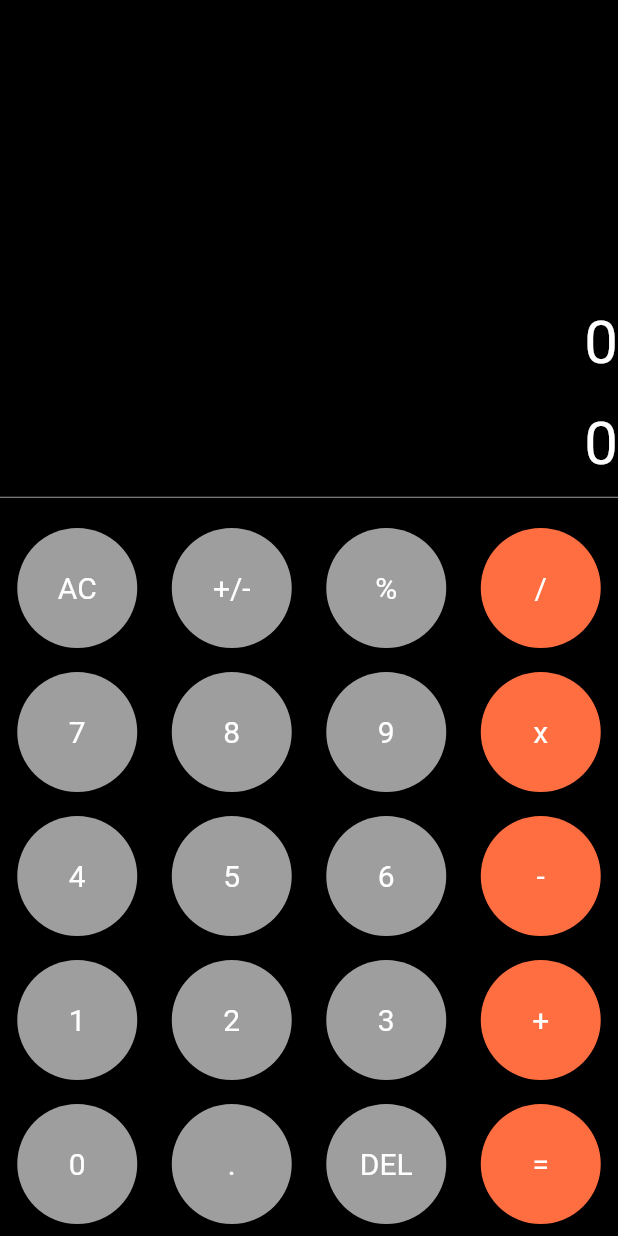
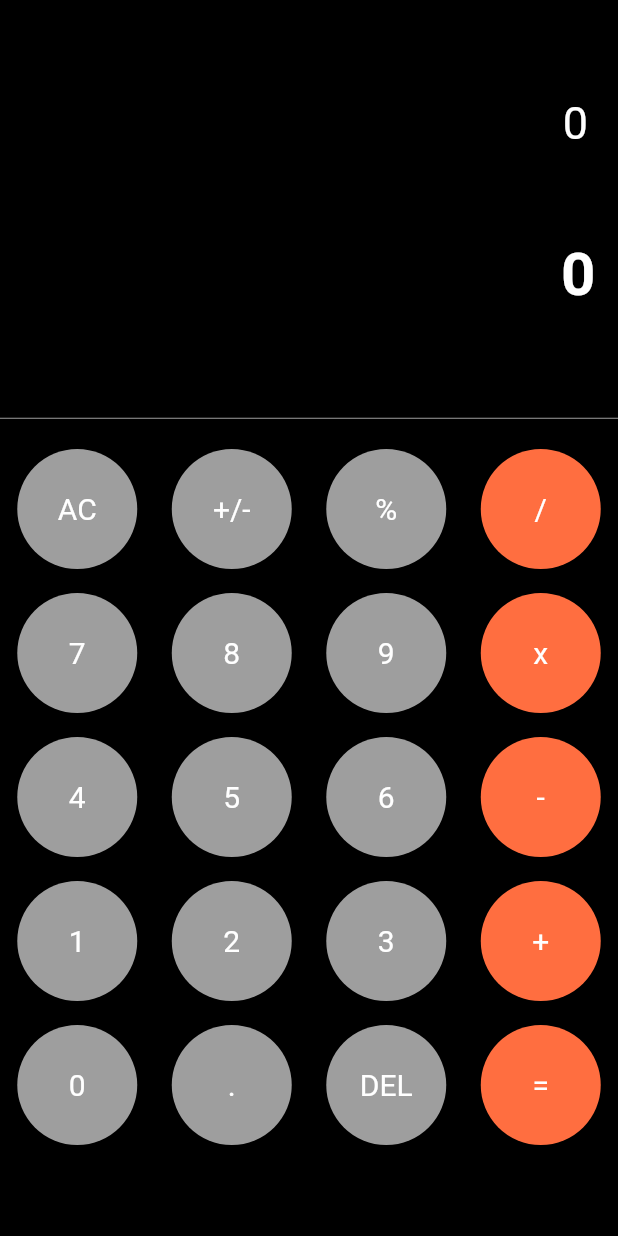
Before and after one commit to shafi21064/Calculator_App, a Flutter app: the screen it shows after launch, on a phone screen of 412 x 824 dp. Run offline on Flutter 3.47's test engine with Material 2 defaults, Android fonts, the phone set to English and light mode, and no system bars.

Commit message:
ui design complete

```diff
--- a/lib/components/upper_part.dart
+++ b/lib/components/upper_part.dart
@@ -1,28 +1,21 @@
-import 'package:flutter/material.dart';
-
-import '../constant.dart';
-
-class UpperPart extends StatelessWidget {
-  const UpperPart({Key? key}) : super(key: key);
-
-  @override
-  Widget build(BuildContext context) {
-    return Expanded(
-      flex: 1,
-      child: Row(
-        mainAxisAlignment: MainAxisAlignment.end,
-        children: [
-          const  Column(
-            crossAxisAlignment: CrossAxisAlignment.end,
-            mainAxisAlignment: MainAxisAlignment.end,
-            children: [
-              Text('0', style: TextStyle( color: textColor, fontSize: 40),),
-              SizedBox(height: 20,),
-              Text('0', style: TextStyle( color: textColor, fontSize: 40),)
-            ],
-          ),
-        ],
-      ),
-    );
-  }
-}
+// import 'package:flutter/material.dart';
+//
+// import '../constant.dart';
+//
+// class UpperPart extends StatelessWidget {
+//   final String userInput;
+//   final String result;
+//   const UpperPart({Key? key, required this.userInput, required this.result}) : super(key: key);
+//
+//   @override
+//   Widget build(BuildContext context) {
+//     return Expanded(
+//       child: Row(
+//         mainAxisAlignment: MainAxisAlignment.end,
+//         children: [
+//
+//         ],
+//       ),
+//     );
+//   }
+// }
--- a/lib/home_screen.dart
+++ b/lib/home_screen.dart
@@ -1,5 +1,5 @@
+
 import 'package:calculator_app/components/buttons.dart';
-import 'package:calculator_app/components/upper_part.dart';
 import 'package:calculator_app/constant.dart';
 import 'package:flutter/material.dart';
 
@@ -11,6 +11,10 @@ class HomeScreen extends StatefulWidget {
 }
 
 class _HomeScreenState extends State<HomeScreen> {
+
+
+  var userInput = '0';
+  var answer = '0';
   @override
   Widget build(BuildContext context) {
     return Scaffold(
@@ -18,66 +22,176 @@ class _HomeScreenState extends State<HomeScreen> {
       body: SafeArea(
           child: Column(
             children: [
-             const UpperPart(),
-              const Divider(height: 25, color: greyButtonColor,),
-              Column(
+              Expanded(
+                child: Padding(
+                  padding: const EdgeInsets.symmetric(vertical: 20),
+                  child: Column(
+                      mainAxisAlignment: MainAxisAlignment.spaceEvenly,
+                      children: <Widget>[
+                        Container(
+                          padding: const EdgeInsets.all(20),
+                          alignment: Alignment.centerRight,
+                          child: Text(
+                            userInput,
+                            style: const TextStyle(fontSize: 30, color: Colors.white),
+                          ),
+                        ),
+                        Container(
+                          padding: const EdgeInsets.all(15),
+                          alignment: Alignment.centerRight,
+                          child: Text(
+                            answer,
+                            style: const TextStyle(
+                                fontSize: 40,
+                                color: Colors.white,
+                                fontWeight: FontWeight.bold),
+                          ),
+                        )
+                      ]),
+                ),
+              ),
+
+              const Divider(
+                height: 25,
+                color: greyButtonColor,
+              ),
+              Expanded(
+                flex: 2,
+                child: Column(
                   children: [
                     Row(
                       children: [
                         CalButton(
                           buttonTextName: 'AC',
-                        onPressed: () {},
+                          onPressed: () {
+                            setState(() {
+
+                              userInput = '';
+                              answer = '0';
+                            });
+                          },
                         ),
-                      CalButton(buttonTextName: '+/-', onPressed: () {}),
-                      CalButton(buttonTextName: '%', onPressed: () {}),
+                        CalButton(buttonTextName: '+/-', onPressed: () {
+
+                        }),
+                        CalButton(buttonTextName: '%', onPressed: () {
+                          setState(() {
+                            userInput += '%';
+                          });
+                        }),
                         CalButton(
                           buttonTextName: '/',
-                        onPressed: () {},
+                          onPressed: () {
+                            setState(() {
+                              userInput += '/';
+                            });
+                          },
                           buttonColor: orangeButtonColor,
                         ),
                       ],
                     ),
                     Row(
                       children: [
-                      CalButton(buttonTextName: '7', onPressed: () {}),
-                      CalButton(buttonTextName: '8', onPressed: () {}),
-                      CalButton(buttonTextName: '9', onPressed: () {}),
+                        CalButton(buttonTextName: '7', onPressed: () {
+                          setState(() {
+                            userInput += '7';
+                          });
+                        }),
+                        CalButton(buttonTextName: '8', onPressed: () {
+                          setState(() {
+                            userInput += '8';
+                          });
+                        }),
+                        CalButton(buttonTextName: '9', onPressed: () {
+                          setState(() {
+                            userInput += '9';
+                          });
+                        }),
+
                         CalButton(
                           buttonTextName: 'x',
-                        onPressed: () {},
+                          onPressed: () {
+                            setState(() {
+                              userInput += 'x';
+                            });
+                          },
                           buttonColor: orangeButtonColor,
                         ),
                       ],
                     ),
                     Row(
                       children: [
-                      CalButton(buttonTextName: '4', onPressed: () {}),
-                      CalButton(buttonTextName: '5', onPressed: () {}),
-                      CalButton(buttonTextName: '6', onPressed: () {}),
+                        CalButton(buttonTextName: '4', onPressed: () {
+                          setState(() {
+                            userInput += '4';
+                          });
+                        }),
+                        CalButton(buttonTextName: '5', onPressed: () {
+                          setState(() {
+                            userInput += '5';
+                          });
+                        }),
+                        CalButton(buttonTextName: '6', onPressed: () {
+                          setState(() {
+                            userInput += '6';
+                          });
+                        }),
                         CalButton(
                           buttonTextName: '-',
-                        onPressed: () {},
+                          onPressed: () {
+                            setState(() {
+                              userInput += '-';
+                            });
+                          },
                           buttonColor: orangeButtonColor,
                         ),
                       ],
                     ),
                     Row(
                       children: [
-                      CalButton(buttonTextName: '1', onPressed: () {}),
-                      CalButton(buttonTextName: '2', onPressed: () {}),
-                      CalButton(buttonTextName: '3', onPressed: () {}),
+                        CalButton(buttonTextName: '1', onPressed: () {
+                          setState(() {
+                            userInput += '1';
+                          });
+                        }),
+                        CalButton(buttonTextName: '2', onPressed: () {
+                          setState(() {
+                            userInput += '2';
+                          });
+                        }),
+                        CalButton(buttonTextName: '3', onPressed: () {
+                          setState(() {
+                            userInput += '3';
+                          });
+                        }),
                         CalButton(
                           buttonTextName: '+',
-                        onPressed: () {},
+                          onPressed: () {
+                            setState(() {
+                              userInput += '+';
+                            });
+                          },
                           buttonColor: orangeButtonColor,
                         ),
                       ],
                     ),
                     Row(
                       children: [
-                      CalButton(buttonTextName: '0', onPressed: () {}),
-                      CalButton(buttonTextName: '.', onPressed: () {}),
-                      CalButton(buttonTextName: 'DEL', onPressed: () {}),
+                        CalButton(buttonTextName: '0', onPressed: () {
+                          setState(() {
+                            userInput += '0';
+                          });
+                        }),
+                        CalButton(buttonTextName: '.', onPressed: () {
+                          setState(() {
+                            userInput += '.';
+                          });
+                        }),
+                        CalButton(buttonTextName: 'DEL', onPressed: () {
+                          setState(() {
+                           userInput = userInput.substring(0, userInput.length - 1);
+                          });
+                        }),
                         CalButton(
                           buttonTextName: '=',
                           onPressed: () {},
@@ -87,6 +201,7 @@ class _HomeScreenState extends State<HomeScreen> {
                     )
                   ],
                 ),
+              ),
             ],
           )),
     );
```
Lines whose indentation alone changed are shown as unchanged.
